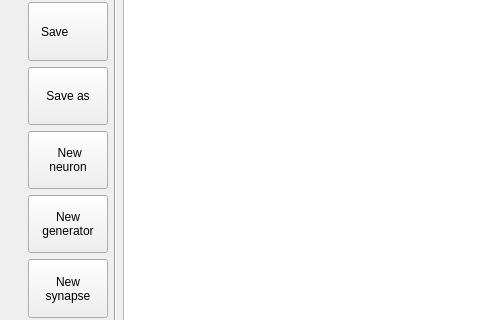
This is src/scheme/neuronscheme.ui in ferper/nesimRT as Qt 5 draws it before an edit; both pictures show x 0 to 480 and y 166 to 486 of the 1280 by 630 pixel window. The edited form follows.
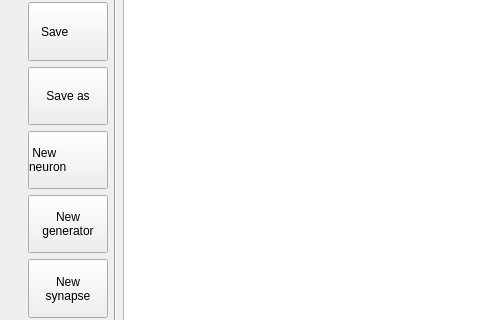
This is the edited form. Icons and pictures are not drawn.

Commit message: Fixed show neuron bug on new GUI

Diff of the .ui file:
```diff
--- a/src/scheme/neuronscheme.ui
+++ b/src/scheme/neuronscheme.ui
@@ -133,7 +133,7 @@
          </sizepolicy>
         </property>
         <property name="styleSheet">
-         <string notr="true">&quot;text-align:left;&quot;</string>
+         <string notr="true">text-align:left;</string>
         </property>
         <property name="text">
          <string> New
```
The commit also changes 4 other files.
